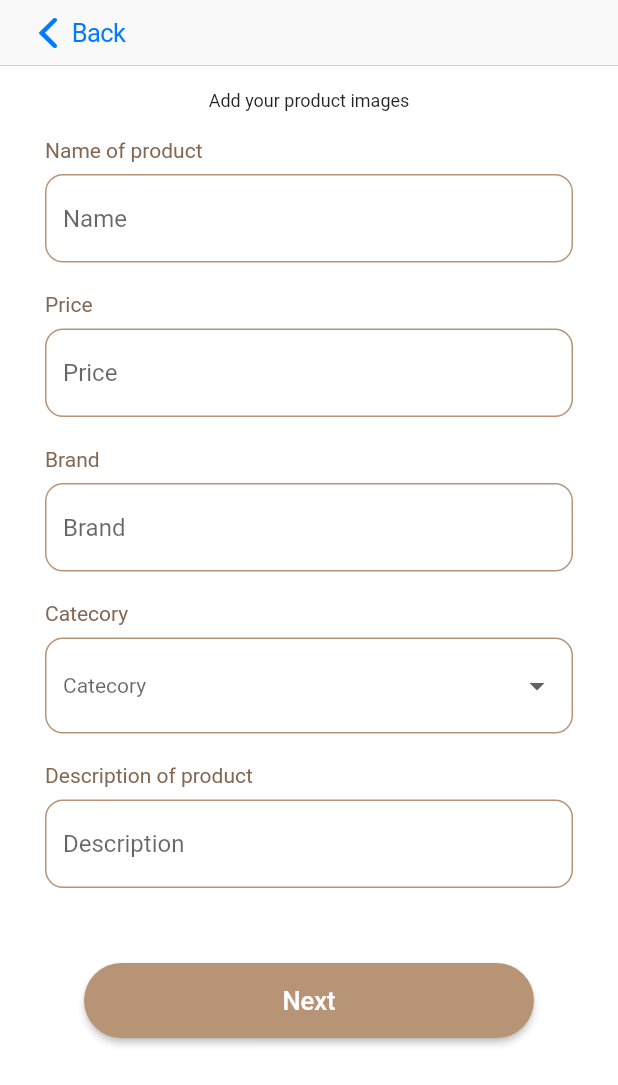
After one commit to Chuukohin/chuuko, a Flutter app: the CreateProductScreen screen opened by its route, on a phone screen of 412 x 824 dp. The commit adds this screen. Shown: the top 1085 px of the screen. Run offline on Flutter 3.47's test engine with Material 2 defaults, Android fonts, the phone set to English and light mode, and no system bars; our stand-ins replace animated_splash_screen, google_nav_bar, page_transition; missing offline and left inert: niku.

Commit message:
Createproductscreen(can't add pic;-;)

```diff
--- a/frontend/lib/main.dart
+++ b/frontend/lib/main.dart
@@ -1,7 +1,9 @@
 import 'package:chuukohin/constant/theme.dart';
 import 'package:chuukohin/screens/core/index.dart';
+import 'package:chuukohin/screens/start/createproduct_screen.dart';
 import 'package:chuukohin/screens/start/login_screen.dart';
 import 'package:chuukohin/screens/start/me_screen.dart';
+import 'package:chuukohin/screens/start/preview_screen.dart';
 import 'package:chuukohin/screens/start/splash.dart';
 import 'package:chuukohin/screens/start/welcome.dart';
 import 'package:flutter/material.dart';
@@ -29,6 +31,8 @@ class Chuuko extends StatelessWidget {
         '/signup': (_) => const SignupScreen(),
         '/sellersignup': (_) => const SellerSignupScreen(),
         '/me': (_) => const MeScreen(),
+        '/createproduct': (_) => const CreateProductScreen(),
+        '/preview': (_) => const PreviewScreen(),
       },
       initialRoute: "/sellersignup",
     );
--- /dev/null
+++ b/frontend/lib/screens/start/createproduct_screen.dart
@@ -0,0 +1,265 @@
+import 'package:chuukohin/constant/theme.dart';
+import 'package:chuukohin/widgets/button.dart';
+import 'package:flutter/material.dart';
+import 'package:flutter/cupertino.dart';
+
+class CreateProductScreen extends StatefulWidget {
+  const CreateProductScreen({Key? key}) : super(key: key);
+
+  @override
+  State<CreateProductScreen> createState() => _CreateProductScreenState();
+}
+
+class _CreateProductScreenState extends State<CreateProductScreen> {
+  List<DropdownMenuItem<String>> get dropdownItems {
+    List<DropdownMenuItem<String>> menuItems = [
+      DropdownMenuItem(child: Text("Men"), value: "Men"),
+      DropdownMenuItem(child: Text("Woman"), value: "Woman"),
+      DropdownMenuItem(child: Text("Tops"), value: "Tops"),
+      DropdownMenuItem(child: Text("Bottoms"), value: "Bottoms"),
+      DropdownMenuItem(child: Text("Shoes"), value: "Shoes"),
+      DropdownMenuItem(child: Text("Innerwear"), value: "Innerwear"),
+      DropdownMenuItem(child: Text("Sport"), value: "Sport"),
+      DropdownMenuItem(child: Text("Accessories"), value: "Accessories"),
+    ];
+    return menuItems;
+  }
+
+  String selectedValue = "Men";
+
+  @override
+  Widget build(BuildContext context) {
+    return GestureDetector(
+      onTap: () {
+        FocusScopeNode currentFocus = FocusScope.of(context);
+        if (!currentFocus.hasPrimaryFocus &&
+            currentFocus.focusedChild != null) {
+          FocusManager.instance.primaryFocus!.unfocus();
+        }
+      },
+      behavior: HitTestBehavior.translucent,
+      child: Scaffold(
+        appBar: CupertinoNavigationBar(
+          middle: const Text('Create an item'),
+          leading: GestureDetector(
+            child: Row(
+              children: [
+                Icon(
+                  CupertinoIcons.back,
+                  color: Color(0xff007AFF),
+                ),
+                Text(
+                  'Back',
+                  style: TextStyle(color: Color(0xff007AFF)),
+                )
+              ],
+            ),
+            onTap: () {
+              Navigator.pushNamed(context, '/me');
+            },
+          ),
+        ),
+        body: SingleChildScrollView(
+          child: Padding(
+            padding:
+                const EdgeInsets.only(top: 16, left: 30, right: 30, bottom: 20),
+            child: Center(
+              child: Column(
+                  crossAxisAlignment: CrossAxisAlignment.center,
+                  children: [
+                    Container(
+                      margin: const EdgeInsets.only(bottom: 18),
+                      child: Text(
+                        'Add your product images',
+                        style: TextStyle(fontSize: 12),
+                      ),
+                    ),
+                    Container(
+                      margin: const EdgeInsets.only(bottom: 20),
+                      child: Column(
+                        crossAxisAlignment: CrossAxisAlignment.start,
+                        children: [
+                          Container(
+                            margin: const EdgeInsets.only(bottom: 8),
+                            child: Text(
+                              'Name of product',
+                              style: TextStyle(
+                                color: ThemeConstant.textSecondaryColor,
+                              ),
+                            ),
+                          ),
+                          TextFormField(
+                            decoration: InputDecoration(
+                              hintText: 'Name',
+                              border: OutlineInputBorder(
+                                borderRadius: BorderRadius.circular(12.0),
+                                borderSide: BorderSide(
+                                  color: ThemeConstant.primaryColor,
+                                ),
+                              ),
+                              enabledBorder: OutlineInputBorder(
+                                borderSide: BorderSide(
+                                  color: ThemeConstant.primaryColor,
+                                ),
+                                borderRadius: BorderRadius.circular(12.0),
+                              ),
+                            ),
+                          ),
+                        ],
+                      ),
+                    ),
+                    Container(
+                      margin: const EdgeInsets.only(bottom: 20),
+                      child: Column(
+                        crossAxisAlignment: CrossAxisAlignment.start,
+                        children: [
+                          Container(
+                            margin: const EdgeInsets.only(bottom: 8),
+                            child: Text(
+                              'Price',
+                              style: TextStyle(
+                                color: ThemeConstant.textSecondaryColor,
+                              ),
+                            ),
+                          ),
+                          TextFormField(
+                            decoration: InputDecoration(
+                              hintText: 'Price',
+                              border: OutlineInputBorder(
+                                borderRadius: BorderRadius.circular(12.0),
+                                borderSide: BorderSide(
+                                  color: ThemeConstant.primaryColor,
+                                ),
+                              ),
+                              enabledBorder: OutlineInputBorder(
+                                borderSide: BorderSide(
+                                  color: ThemeConstant.primaryColor,
+                                ),
+                                borderRadius: BorderRadius.circular(12.0),
+                              ),
+                            ),
+                          ),
+                        ],
+                      ),
+                    ),
+                    Container(
+                      margin: const EdgeInsets.only(bottom: 20),
+                      child: Column(
+                        crossAxisAlignment: CrossAxisAlignment.start,
+                        children: [
+                          Container(
+                            margin: const EdgeInsets.only(bottom: 8),
+                            child: Text(
+                              'Brand',
+                              style: TextStyle(
+                                color: ThemeConstant.textSecondaryColor,
+                              ),
+                            ),
+                          ),
+                          TextFormField(
+                            decoration: InputDecoration(
+                              hintText: 'Brand',
+                              border: OutlineInputBorder(
+                                borderRadius: BorderRadius.circular(12.0),
+                                borderSide: BorderSide(
+                                  color: ThemeConstant.primaryColor,
+                                ),
+                              ),
+                              enabledBorder: OutlineInputBorder(
+                                borderSide: BorderSide(
+                                  color: ThemeConstant.primaryColor,
+                                ),
+                                borderRadius: BorderRadius.circular(12.0),
+                              ),
+                            ),
+                          ),
+                        ],
+                      ),
+                    ),
+                    Container(
+                      margin: const EdgeInsets.only(bottom: 20),
+                      child: Column(
+                        crossAxisAlignment: CrossAxisAlignment.start,
+                        children: [
+                          Container(
+                            margin: const EdgeInsets.only(bottom: 8),
+                            child: Text(
+                              'Catecory',
+                              style: TextStyle(
+                                color: ThemeConstant.textSecondaryColor,
+                              ),
+                            ),
+                          ),
+                          DropdownButtonFormField(
+                            items: dropdownItems,
+                            onChanged: (String? newValue) {
+                              setState(() {
+                                selectedValue = newValue!;
+                              });
+                            },
+                            style: TextStyle(color: ThemeConstant.primaryColor),
+                            dropdownColor: Colors.white,
+                            decoration: InputDecoration(
+                              hintText: 'Catecory',
+                              border: OutlineInputBorder(
+                                borderRadius: BorderRadius.circular(12.0),
+                                borderSide: BorderSide(
+                                  color: ThemeConstant.primaryColor,
+                                ),
+                              ),
+                              enabledBorder: OutlineInputBorder(
+                                borderSide: BorderSide(
+                                  color: ThemeConstant.primaryColor,
+                                ),
+                                borderRadius: BorderRadius.circular(12.0),
+                              ),
+                            ),
+                          )
+                        ],
+                      ),
+                    ),
+                    Container(
+                      margin: const EdgeInsets.only(bottom: 20),
+                      child: Column(
+                        crossAxisAlignment: CrossAxisAlignment.start,
+                        children: [
+                          Container(
+                            margin: const EdgeInsets.only(bottom: 8),
+                            child: Text(
+                              'Description of product',
+                              style: TextStyle(
+                                color: ThemeConstant.textSecondaryColor,
+                              ),
+                            ),
+                          ),
+                          TextFormField(
+                            decoration: InputDecoration(
+                              hintText: 'Description',
+                              border: OutlineInputBorder(
+                                borderRadius: BorderRadius.circular(12.0),
+                                borderSide: BorderSide(
+                                  color: ThemeConstant.primaryColor,
+                                ),
+                              ),
+                              enabledBorder: OutlineInputBorder(
+                                borderSide: BorderSide(
+                                  color: ThemeConstant.primaryColor,
+                                ),
+                                borderRadius: BorderRadius.circular(12.0),
+                              ),
+                            ),
+                          ),
+                        ],
+                      ),
+                    ),
+                    Container(
+                        margin: const EdgeInsets.only(top: 30),
+                        child: const MainButton('Next', 50, 300, '/preview'))
+                  ]),
+            ),
+          ),
+        ),
+      ),
+    );
+  }
+}
--- /dev/null
+++ b/frontend/lib/screens/start/preview_screen.dart
@@ -0,0 +1,15 @@
+import 'package:flutter/material.dart';
+
+class PreviewScreen extends StatefulWidget {
+  const PreviewScreen({Key? key}) : super(key: key);
+
+  @override
+  State<PreviewScreen> createState() => _PreviewScreenState();
+}
+
+class _PreviewScreenState extends State<PreviewScreen> {
+  @override
+  Widget build(BuildContext context) {
+    return Container();
+  }
+}
--- a/frontend/lib/screens/start/sellersignup_screen.dart
+++ b/frontend/lib/screens/start/sellersignup_screen.dart
@@ -302,7 +302,10 @@ class _SellerSignupState extends State<SellerSignupScreen> {
                           ],
                         ),
                       ),
-                      const MainButton('Register as seller', 50, 300, '/home')
+                      Container(
+                          margin: const EdgeInsets.only(top: 30),
+                          child: const MainButton(
+                              'Register as seller', 50, 300, '/home'))
                     ]),
               )),
             )));
```
